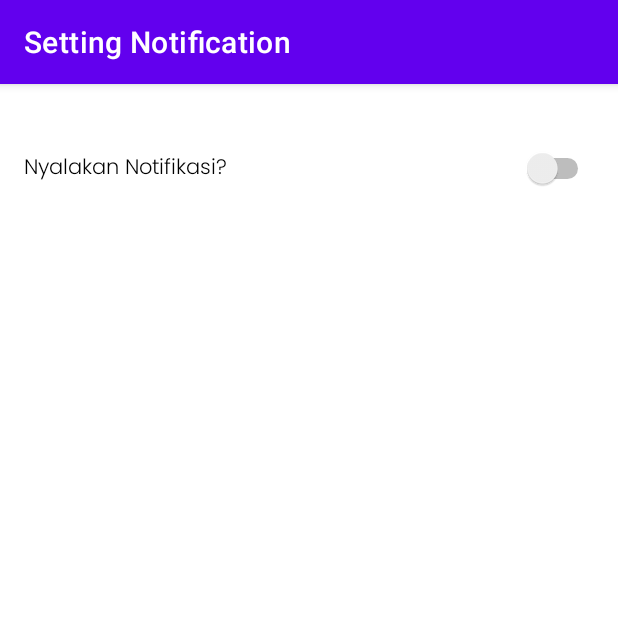
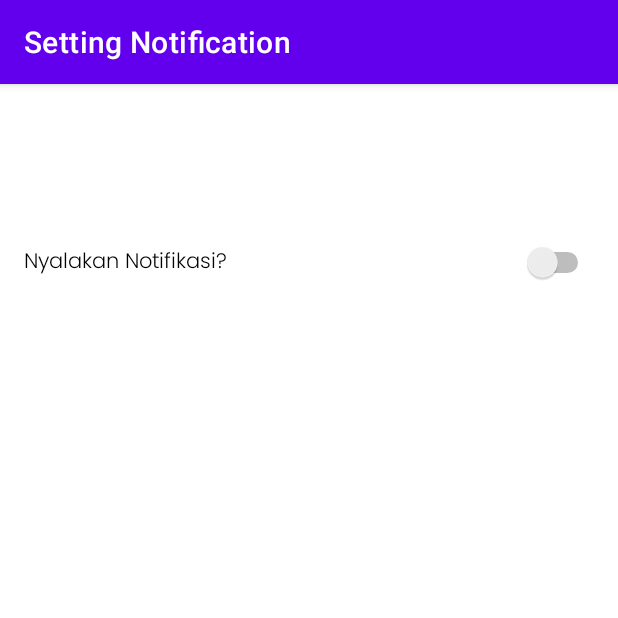
Before and after one commit to robbyardha/Subs3_Github_Username_Retrofit, an Android app: the SettingActivity screen opened directly, with no data from a screen before it, on a phone screen of 412 x 824 dp, the top half of it. Run offline under Robolectric (Android 15) with nearby library versions, the phone set to English and light mode, and no system bars.

Commit message:
add layout setting

```diff
--- a/app/src/main/java/com/ardhacodes/github_retro/SettingActivity.kt
+++ b/app/src/main/java/com/ardhacodes/github_retro/SettingActivity.kt
@@ -27,7 +27,7 @@ class SettingActivity : AppCompatActivity() {
                 saveReminder(true)
                 //variable to setting time
                 var type = "Github Notification Alarm"
-                var time = "05:38"
+                var time = "09:00"
                 var message = "Find Github Username"
                 notifReceiver.setMessageNotification(this, type, time, message)
             }else{
--- a/app/src/main/res/layout/activity_setting.xml
+++ b/app/src/main/res/layout/activity_setting.xml
@@ -6,6 +6,15 @@
     android:layout_height="match_parent"
     tools:context=".SettingActivity">
 
+    <FrameLayout
+        android:layout_width="match_parent"
+        android:layout_height="match_parent"
+        android:orientation="vertical"
+        app:layout_constraintBottom_toTopOf="parent"
+        app:layout_constraintEnd_toStartOf="parent"
+        app:layout_constraintStart_toEndOf="parent"
+        app:layout_constraintTop_toTopOf="parent">
+
         <Switch
             android:id="@+id/SwitchButton"
             android:layout_width="match_parent"
@@ -13,6 +22,7 @@
             android:layout_marginStart="16dp"
             android:layout_marginEnd="16dp"
             android:layout_marginBottom="655dp"
+            android:layout_marginTop="105dp"
             android:fontFamily="@font/poppins_light"
             android:text="Nyalakan Notifikasi?"
             android:textOff="ON"
@@ -21,4 +31,8 @@
             app:layout_constraintEnd_toEndOf="parent"
             app:layout_constraintStart_toStartOf="parent"
             app:layout_constraintTop_toTopOf="parent" />
+
+    </FrameLayout>
+
+
 </androidx.constraintlayout.widget.ConstraintLayout>
--- a/app/src/main/res/layout/activity_splash.xml
+++ b/app/src/main/res/layout/activity_splash.xml
@@ -24,10 +24,12 @@
         android:layout_marginStart="185dp"
         android:layout_marginTop="35dp"
         android:layout_marginEnd="185dp"
+        android:layout_marginBottom="200dp"
         android:fontFamily="@font/poppins_semibold"
         android:text="Github User"
         android:textColor="@color/black"
         android:textSize="24dp"
+        app:layout_constraintBottom_toBottomOf="parent"
         app:layout_constraintEnd_toEndOf="parent"
         app:layout_constraintStart_toStartOf="parent"
         app:layout_constraintTop_toBottomOf="@+id/iconGithub" />
```
Also changed, not shown: 1 other file. Lines whose indentation alone changed are shown as unchanged.
